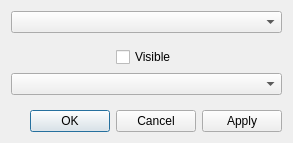
The window that GUI/win_plotsettings.ui (Benibla124/Automotion-Desktop-App) describes before a commit, drawn with Qt 5.
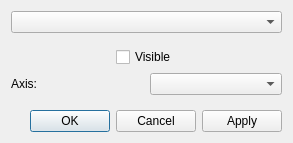
The same window after the commit.

Commit message: fixed legend for multiple axes, prepare plotsettings window for multiple axes

Diff of the .ui file:
```diff
--- a/GUI/win_plotsettings.ui
+++ b/GUI/win_plotsettings.ui
@@ -95,6 +95,20 @@
    </item>
    <item>
     <layout class="QHBoxLayout" name="horizontalLayout_2">
+     <item>
+      <widget class="QLabel" name="label">
+       <property name="font">
+        <font>
+         <bold>false</bold>
+         <strikeout>false</strikeout>
+         <kerning>true</kerning>
+        </font>
+       </property>
+       <property name="text">
+        <string>Axis:</string>
+       </property>
+      </widget>
+     </item>
      <item>
       <widget class="QComboBox" name="dropdown_axis"/>
      </item>
```
The commit also changes 2 other files.
